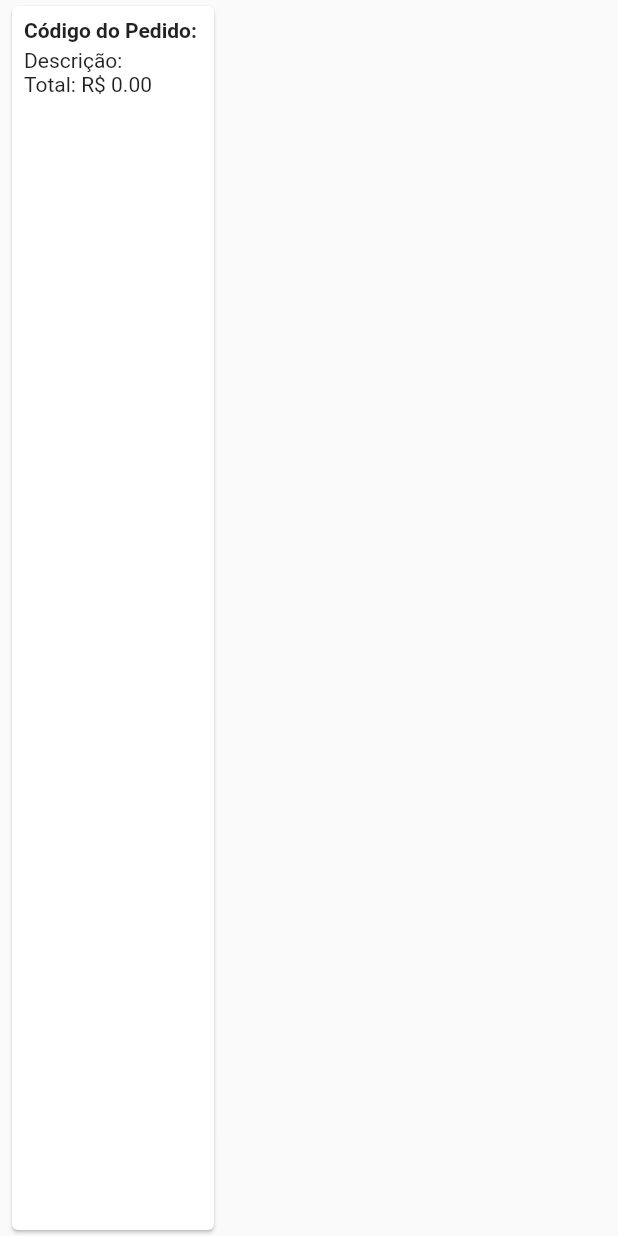
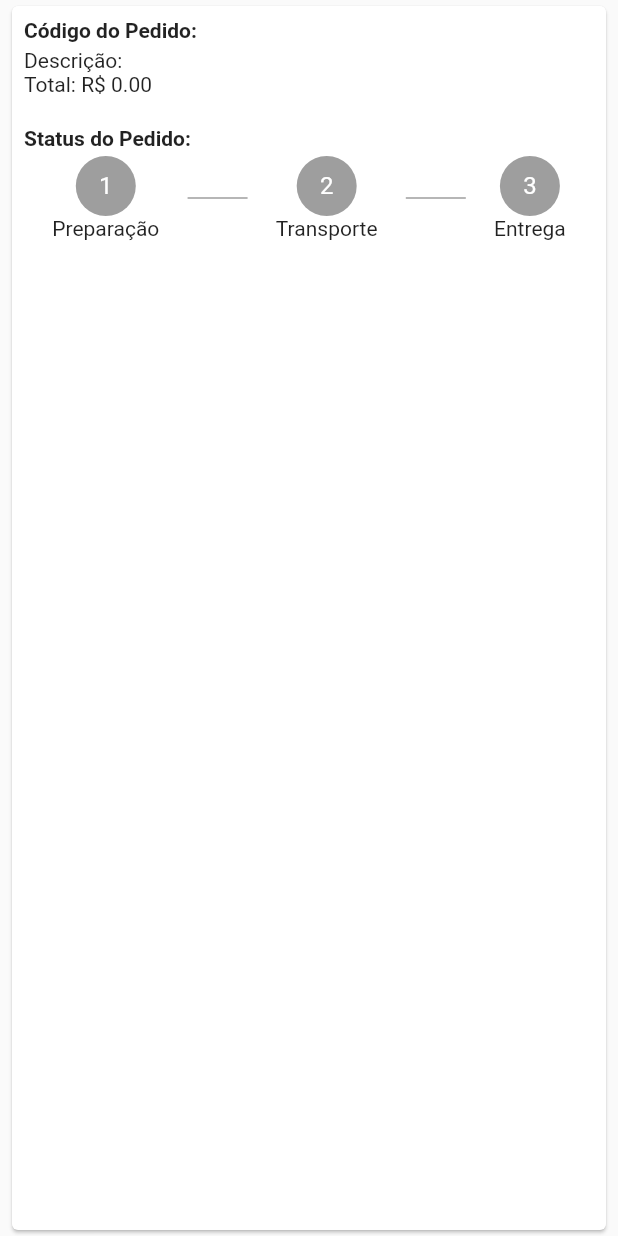
Before and after one commit to isacmaximo/loja_virtual, a Flutter app: the OrderTile widget shown alone on an empty page, opened directly with empty values, on a phone screen of 412 x 824 dp. Run offline on Flutter 3.47's test engine with Material 2 defaults, Android fonts, the phone set to English and light mode, and no system bars; our stand-ins replace carousel_pro, cloud_firestore, firebase_auth, transparent_image; missing offline and left inert: dart:ffi; accounts and stored records are empty.

```diff
--- a/lib/datas/cart_product.dart
+++ b/lib/datas/cart_product.dart
@@ -30,7 +30,7 @@ class CartProduct{
       "pid" : pid,
       "quantity" : quantity,
       "size" : size,
-      "product" : productData.toResumeMap,
+      "product" : productData.toResumedMap(),
 
     };
   }
--- a/lib/datas/product_data.dart
+++ b/lib/datas/product_data.dart
@@ -26,7 +26,7 @@ class ProductData{
   }
 
   //Resumo das informações do produto
-  Map<String,dynamic> toResumeMap(){
+  Map<String,dynamic> toResumedMap(){
     return {
       "title" : title,
       "description" : description,
--- a/lib/screens/product_screen.dart
+++ b/lib/screens/product_screen.dart
@@ -1,7 +1,6 @@
 //Tela do Produto em sí
 
 import 'package:carousel_pro/carousel_pro.dart';
-import 'package:flutter/cupertino.dart';
 import 'package:flutter/material.dart';
 import 'package:loja_virtual/datas/cart_product.dart';
 import 'package:loja_virtual/datas/product_data.dart';
--- a/lib/tabs/orders_tab.dart
+++ b/lib/tabs/orders_tab.dart
@@ -29,7 +29,8 @@ class OrdersTab extends StatelessWidget {
 
           else{
            return ListView(
-             children: snapshot.data.documents.map((doc) => OrderTile(doc.documentID)).toList()
+             children: snapshot.data.documents.map((doc) => OrderTile(doc.documentID)).toList().
+             reversed.toList(),
            );
           }
 
--- a/lib/tiles/order_tile.dart
+++ b/lib/tiles/order_tile.dart
@@ -26,6 +26,9 @@ class OrderTile extends StatelessWidget {
               }
 
               else {
+
+                int status = snapshot.data["status"];
+
                 return Column(
                   crossAxisAlignment: CrossAxisAlignment.start,
                   children: <Widget>[
@@ -37,6 +40,29 @@ class OrderTile extends StatelessWidget {
 
                     Text(_buildProductsText(snapshot.data)),
 
+                    SizedBox(height: 4.0,),
+
+                    Text("Status do Pedido:",
+                        style: TextStyle(fontWeight: FontWeight.bold)),
+                    SizedBox(height: 4.0,),
+
+                    Row(
+                      mainAxisAlignment: MainAxisAlignment.spaceEvenly,
+                      children: <Widget>[
+
+                        //etapa 1
+                        _buildCircle("1", "Preparação", status, 1),
+                        //linha
+                        Container(height: 1.0, width: 40.0, color: Colors.grey[500],),
+                        //etapa 2
+                        _buildCircle("2", "Transporte", status, 2),
+                        //linha
+                        Container(height: 1.0, width: 40.0, color: Colors.grey[500],),
+                        //etapa 3
+                        _buildCircle("3", "Entrega", status, 3),
+                      ],
+                    )
+
                   ],
                 );
               }
@@ -45,6 +71,7 @@ class OrderTile extends StatelessWidget {
       ),
     );
   }
+
   String _buildProductsText(DocumentSnapshot snapshot){
     String text = "Descrição:\n";
     //para cada um dos produtos do pedido
@@ -54,4 +81,51 @@ class OrderTile extends StatelessWidget {
     text += "Total: R\$ ${snapshot.data["totalPrice"].toStringAsFixed(2)}\n";
      return text;
   }
+
+  //widget circular do progresso do pedido
+  Widget _buildCircle(String title, String subtitle, int status, int thisStatus){
+
+    Color backColor;
+    Widget child;
+
+    //
+    if(status < thisStatus){
+      backColor = Colors.grey[500];
+      child = Text(title, style: TextStyle(color: Colors.white),);
     }
+
+    else if(status == thisStatus){
+      backColor = Colors.blue;
+      child = Stack(
+        alignment: Alignment.center,
+        children: <Widget>[
+          Text(title, style: TextStyle(color: Colors.white),),
+          CircularProgressIndicator(
+            valueColor: AlwaysStoppedAnimation<Color>(Colors.white),
+          )
+        ],
+      );
+    }
+
+    else{
+      backColor = Colors.green;
+      child = Icon(Icons.check);
+    }
+
+    return Column(
+      children: <Widget>[
+
+        CircleAvatar(
+          radius:  20.0,
+          backgroundColor: backColor,
+          child: child,
+        ),
+
+        Text(subtitle)
+
+      ],
+    );
+
+  }
+
+}
```
Also changed, not shown: lib/screens/home_screen.dart (+11 -0 lines), lib/tabs/places_tab.dart (added, +30 -0 lines), lib/tiles/place_tile.dart (added, +75 -0 lines). Lines whose indentation alone changed are shown as unchanged.
